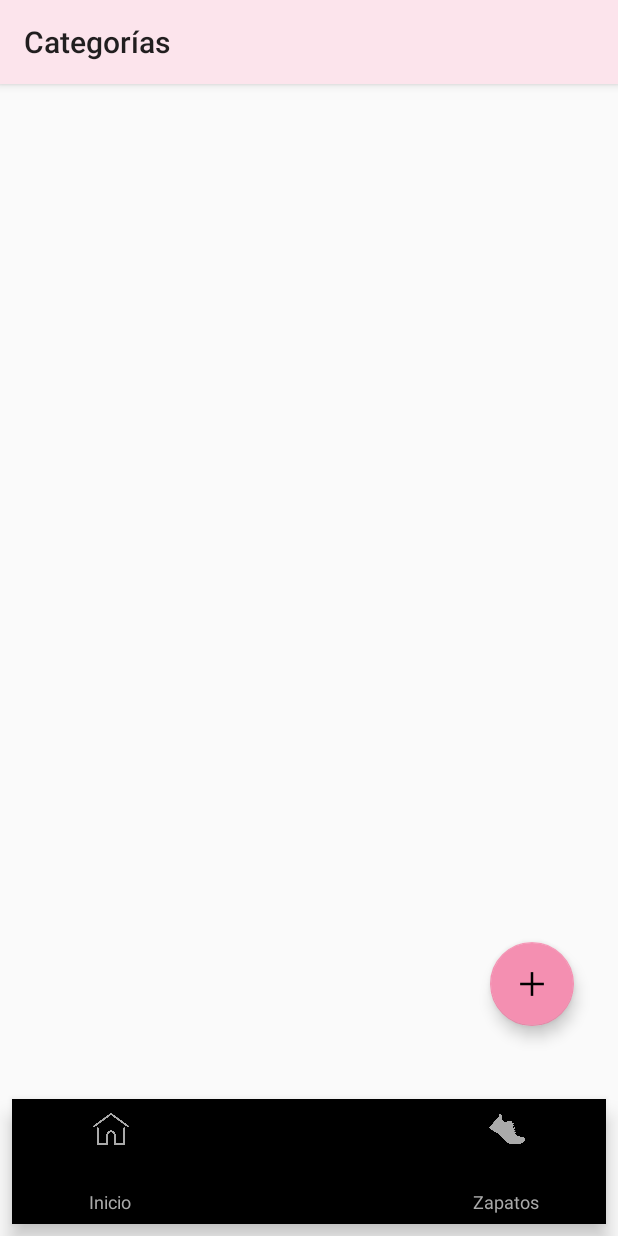
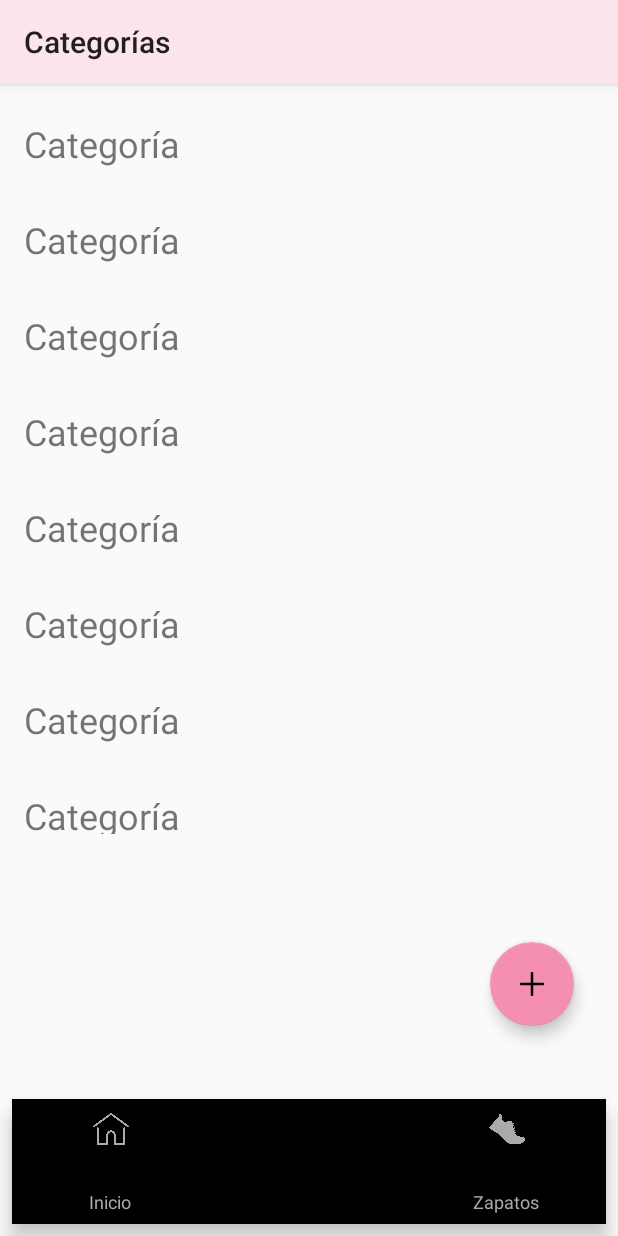
Before and after one commit to jlram/Slim-Android, an Android app: the CategoriesActivity screen opened directly, with no data from a screen before it, on a phone screen of 412 x 824 dp. Run offline under Robolectric (Android 15) with nearby library versions, the phone set to English and light mode, and no system bars.

Commit message:
Añadido el RecyclerView con su Adapter

```diff
--- /dev/null
+++ b/AndroidApp/app/src/main/java/com/example/josluis/projectapi/Adaptador.java
@@ -0,0 +1,51 @@
+package com.example.josluis.projectapi;
+
+import android.content.Context;
+import android.support.annotation.NonNull;
+import android.support.v7.widget.RecyclerView;
+import android.text.Layout;
+import android.view.LayoutInflater;
+import android.view.View;
+import android.view.ViewGroup;
+import android.widget.TextView;
+
+import java.util.List;
+
+public class Adaptador extends RecyclerView.Adapter<Adaptador.MyViewHolder> {
+
+    Context context;
+    List<String> list;
+
+
+    public Adaptador(Context context, List<String> list) {
+        this.context = context;
+        this.list = list;
+    }
+
+    @NonNull
+    @Override
+    public MyViewHolder onCreateViewHolder(@NonNull ViewGroup viewGroup, int i) {
+        View view = LayoutInflater.from(viewGroup.getContext()).inflate(R.layout.rowcat, viewGroup, false);
+        return new MyViewHolder(view);
+    }
+
+    @Override
+    public void onBindViewHolder(MyViewHolder viewHolder, int i) {
+        viewHolder.txtView.setText(list.get(i));
+    }
+
+    @Override
+    public int getItemCount() {
+        return list.size();
+    }
+
+    class MyViewHolder extends RecyclerView.ViewHolder {
+
+        TextView txtView;
+
+        public MyViewHolder(@NonNull View itemView) {
+            super(itemView);
+            txtView = itemView.findViewById(R.id.textViewrowCat);
+        }
+    }
+}
--- a/AndroidApp/app/src/main/java/com/example/josluis/projectapi/CategoriesActivity.java
+++ b/AndroidApp/app/src/main/java/com/example/josluis/projectapi/CategoriesActivity.java
@@ -8,13 +8,21 @@ import android.support.annotation.RequiresApi;
 import android.support.design.widget.BottomNavigationView;
 import android.support.v7.app.AppCompatActivity;
 import android.os.Bundle;
+import android.support.v7.widget.LinearLayoutManager;
+import android.support.v7.widget.RecyclerView;
 import android.transition.Explode;
 import android.view.MenuItem;
 import android.view.Window;
 
+import java.util.ArrayList;
+import java.util.List;
+
 public class CategoriesActivity extends AppCompatActivity {
 
     BottomNavigationView bottomNavigationView;
+    RecyclerView recyclerView;
+    List<String> list;
+    Adaptador adapter;
 
     @RequiresApi(api = Build.VERSION_CODES.LOLLIPOP)
     @Override
@@ -23,13 +31,22 @@ public class CategoriesActivity extends AppCompatActivity {
         getWindow().setExitTransition(new Explode());
         super.onCreate(savedInstanceState);
         setContentView(R.layout.activity_categories);
+
         setTitle("Categorías");
         setTitleColor(Color.BLACK);
 
+        recyclerView = findViewById(R.id.recyclerCat);
+        recyclerView.setLayoutManager(new LinearLayoutManager(this));
+
+        list = new ArrayList<>();
+        for (int i = 0; i < 10; i++) {
+            list.add("Categoría");
+        }
+        adapter = new Adaptador(this, list);
+        recyclerView.setAdapter(adapter);
+
         bottomNavigationView = findViewById(R.id.bottomnavigation);
-
         bottomNavigationView.setSelectedItemId(R.id.menu_category);
-
         bottomNavigationView.setOnNavigationItemSelectedListener(new BottomNavigationView.OnNavigationItemSelectedListener() {
             @Override
             public boolean onNavigationItemSelected(@NonNull MenuItem menuItem) {
--- a/AndroidApp/app/src/main/res/layout/activity_categories.xml
+++ b/AndroidApp/app/src/main/res/layout/activity_categories.xml
@@ -44,8 +44,9 @@
         app:layout_constraintVertical_bias="0.81" />
 
     <android.support.v7.widget.RecyclerView
+        android:id="@+id/recyclerCat"
         android:layout_width="0dp"
-        android:layout_height="408dp"
+        android:layout_height="492dp"
         android:layout_marginStart="8dp"
         android:layout_marginLeft="8dp"
         android:layout_marginTop="8dp"
--- a/AndroidApp/app/src/main/res/layout/activity_main.xml
+++ b/AndroidApp/app/src/main/res/layout/activity_main.xml
@@ -14,6 +14,8 @@
         android:layout_height="83dp"
         android:layout_marginStart="8dp"
         android:layout_marginLeft="8dp"
+        android:layout_marginEnd="8dp"
+        android:layout_marginRight="8dp"
         android:layout_marginBottom="8dp"
         app:itemIconTint="@color/tab_color"
         app:itemTextColor="@color/tab_color"
--- /dev/null
+++ b/AndroidApp/app/src/main/res/layout/rowcat.xml
@@ -0,0 +1,18 @@
+<?xml version="1.0" encoding="utf-8"?>
+<LinearLayout xmlns:android="http://schemas.android.com/apk/res/android"
+    xmlns:app="http://schemas.android.com/apk/res-auto"
+    xmlns:tools="http://schemas.android.com/tools"
+    android:layout_width="match_parent"
+    android:layout_height="wrap_content"
+    android:orientation="vertical">
+
+    <TextView
+        android:id="@+id/textViewrowCat"
+        android:layout_width="match_parent"
+        android:layout_height="64dp"
+        android:layout_marginLeft="8dp"
+        android:baselineAligned="false"
+        android:gravity="center_vertical"
+        android:text="TextView"
+        android:textSize="24sp" />
+</LinearLayout>
```
